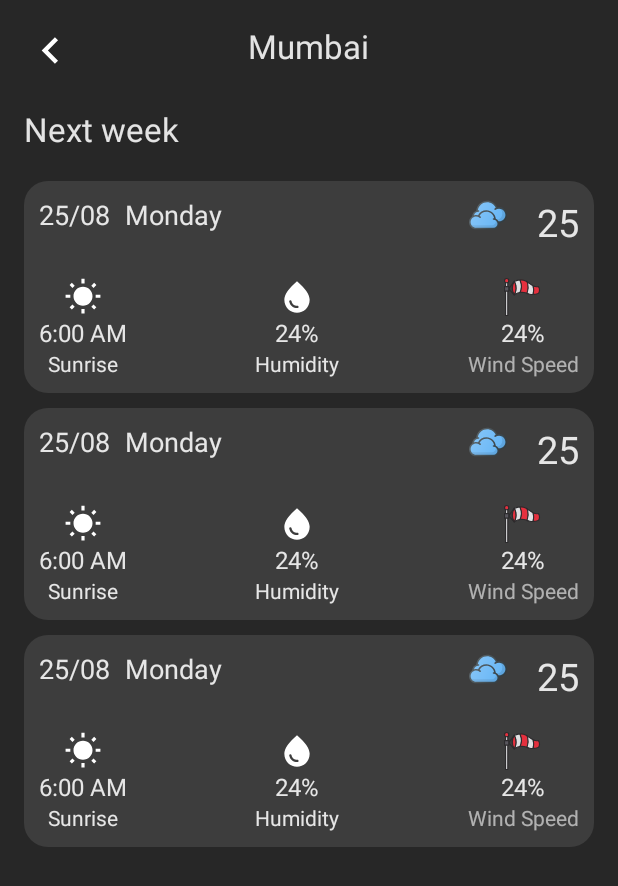
After one commit to jaym21/Mausam, an Android app: the layout activity_next7_day_forecast.xml on its own in the app's theme, with its tools: preview values and no code run, on a phone screen of 412 x 824 dp. The commit adds this screen. Shown: the top 886 px of the screen. Run offline under Robolectric (Android 15) with nearby library versions, the phone set to English and light mode, and no system bars; network calls fail.

Commit message:
added next 7 days forecast activity

```diff
--- a/app/src/main/AndroidManifest.xml
+++ b/app/src/main/AndroidManifest.xml
@@ -14,8 +14,11 @@
         android:roundIcon="@mipmap/ic_launcher_round"
         android:supportsRtl="true"
         android:theme="@style/Theme.Mausam">
-
-        <activity android:name=".ui.SplashActivity"
+        <activity
+            android:name=".ui.Next7DayForecastActivity"
+            android:exported="false" />
+        <activity
+            android:name=".ui.SplashActivity"
             android:exported="true"
             android:screenOrientation="portrait"
             android:theme="@style/SplashScreenTheme">
@@ -25,11 +28,10 @@
                 <category android:name="android.intent.category.LAUNCHER" />
             </intent-filter>
         </activity>
-
         <activity
             android:name=".ui.MainActivity"
             android:exported="true"
-            android:screenOrientation="portrait"/>
+            android:screenOrientation="portrait" />
     </application>
 
 </manifest>
--- a/app/src/main/res/layout/activity_main.xml
+++ b/app/src/main/res/layout/activity_main.xml
@@ -145,7 +145,7 @@
             android:layout_height="wrap_content"
             android:text="Humidity"
             android:textSize="16sp"
-            android:textColor="@color/text_light"
+            android:textColor="@color/text_dark"
             android:fontFamily="@font/futura_medium" />
 
     </LinearLayout>
@@ -181,7 +181,7 @@
             android:layout_height="wrap_content"
             android:text="Wind"
             android:textSize="16sp"
-            android:textColor="@color/text_light"
+            android:textColor="@color/text_dark"
             android:fontFamily="@font/futura_medium" />
 
     </LinearLayout>
--- /dev/null
+++ b/app/src/main/res/layout/activity_next7_day_forecast.xml
@@ -0,0 +1,48 @@
+<?xml version="1.0" encoding="utf-8"?>
+<RelativeLayout xmlns:android="http://schemas.android.com/apk/res/android"
+    xmlns:app="http://schemas.android.com/apk/res-auto"
+    xmlns:tools="http://schemas.android.com/tools"
+    android:layout_width="match_parent"
+    android:layout_height="match_parent"
+    tools:context=".ui.Next7DayForecastActivity"
+    android:paddingTop="16dp"
+    android:paddingLeft="16dp"
+    android:paddingRight="16dp"
+    android:background="@color/bg_color">
+
+
+    <ImageView
+        android:id="@+id/btnBack"
+        android:layout_width="35sp"
+        android:layout_height="35sp"
+        android:src="@drawable/ic_arrow_left"
+        app:tint="@color/white"/>
+
+    <TextView
+        android:id="@+id/tvLocationDaily"
+        android:layout_width="wrap_content"
+        android:layout_height="wrap_content"
+        tools:text="Mumbai"
+        android:textSize="22sp"
+        android:textColor="@color/text_light"
+        android:layout_centerHorizontal="true" />
+
+    <TextView
+        android:id="@+id/tvNextWeek"
+        android:layout_width="wrap_content"
+        android:layout_height="wrap_content"
+        android:text="Next week"
+        android:textSize="22sp"
+        android:textColor="@color/text_light"
+        android:layout_below="@id/btnBack"
+        android:layout_marginTop="20dp"/>
+
+    <androidx.recyclerview.widget.RecyclerView
+        android:id="@+id/rvDailyForecast"
+        android:layout_width="match_parent"
+        android:layout_height="wrap_content"
+        tools:listitem="@layout/daily_rv_item"
+        android:layout_below="@id/tvNextWeek"
+        android:layout_marginTop="20dp"/>
+
+</RelativeLayout>
--- /dev/null
+++ b/app/src/main/res/layout/daily_rv_item.xml
@@ -0,0 +1,149 @@
+<?xml version="1.0" encoding="utf-8"?>
+<RelativeLayout xmlns:android="http://schemas.android.com/apk/res/android"
+    android:layout_width="match_parent"
+    android:layout_height="wrap_content"
+    xmlns:tools="http://schemas.android.com/tools"
+    xmlns:app="http://schemas.android.com/apk/res-auto"
+    android:padding="10dp"
+    android:background="@drawable/daily_item_bg"
+    android:layout_marginBottom="10dp">
+
+    <TextView
+        android:id="@+id/tvDateDaily"
+        android:layout_width="wrap_content"
+        android:layout_height="wrap_content"
+        tools:text="25/08"
+        android:textSize="18sp"
+        android:textColor="@color/text_light"
+        android:layout_alignParentStart="true"/>
+
+    <TextView
+        android:id="@+id/tvDay"
+        android:layout_width="wrap_content"
+        android:layout_height="wrap_content"
+        tools:text="Monday"
+        android:textSize="18sp"
+        android:textColor="@color/text_light"
+        android:layout_toEndOf="@id/tvDateDaily"
+        android:layout_toStartOf="@id/ivIconDaily"
+        android:layout_marginStart="10dp"/>
+
+
+    <ImageView
+        android:id="@+id/ivIconDaily"
+        android:layout_width="25sp"
+        android:layout_height="25sp"
+        tools:src="@drawable/ic_clouds"
+        android:layout_toStartOf="@id/tvTempDaily"
+        android:layout_marginEnd="20dp"/>
+
+    <TextView
+        android:id="@+id/tvTempDaily"
+        android:layout_width="wrap_content"
+        android:layout_height="wrap_content"
+        tools:text="25"
+        android:textSize="25sp"
+        android:textColor="@color/text_light"
+        android:layout_alignParentEnd="true"/>
+
+
+    <LinearLayout
+        android:id="@+id/llSunrise"
+        android:layout_width="wrap_content"
+        android:layout_height="wrap_content"
+        android:gravity="center"
+        android:orientation="vertical"
+        android:layout_below="@id/tvTempDaily"
+        android:layout_marginTop="20dp">
+
+        <ImageView
+            android:layout_width="25dp"
+            android:layout_height="25dp"
+            android:src="@drawable/ic_sunny"
+            app:tint="@color/white"/>
+
+        <TextView
+            android:id="@+id/tvSunrise"
+            android:layout_width="wrap_content"
+            android:layout_height="wrap_content"
+            tools:text="6:00 AM"
+            android:textColor="@color/text_light"
+            android:textSize="16sp" />
+
+        <TextView
+            android:layout_width="wrap_content"
+            android:layout_height="wrap_content"
+            android:text="Sunrise"
+            android:textSize="14sp"
+            android:textColor="@color/text_light"/>
+
+    </LinearLayout>
+
+
+    <LinearLayout
+        android:id="@+id/llHumidityDaily"
+        android:layout_width="wrap_content"
+        android:layout_height="wrap_content"
+        android:gravity="center"
+        android:orientation="vertical"
+        android:layout_toEndOf="@id/llSunrise"
+        android:layout_toStartOf="@id/llWindDaily"
+        android:layout_below="@id/tvTempDaily"
+        android:layout_marginTop="20dp">
+
+        <ImageView
+            android:layout_width="25dp"
+            android:layout_height="25dp"
+            android:src="@drawable/ic_water_drop"
+            app:tint="@color/white"/>
+
+        <TextView
+            android:id="@+id/tvHumidityDaily"
+            android:layout_width="wrap_content"
+            android:layout_height="wrap_content"
+            android:text="24%"
+            android:textSize="16sp"
+            android:textColor="@color/text_light"/>
+
+        <TextView
+            android:layout_width="wrap_content"
+            android:layout_height="wrap_content"
+            android:text="Humidity"
+            android:textSize="14sp"
+            android:textColor="@color/text_light"/>
+
+    </LinearLayout>
+
+    <LinearLayout
+        android:id="@+id/llWindDaily"
+        android:layout_width="wrap_content"
+        android:layout_height="wrap_content"
+        android:gravity="center"
+        android:orientation="vertical"
+        android:layout_alignParentEnd="true"
+        android:layout_below="@id/tvTempDaily"
+        android:layout_marginTop="20dp">
+
+        <ImageView
+            android:layout_width="25dp"
+            android:layout_height="25dp"
+            android:src="@drawable/ic_windsock" />
+
+        <TextView
+            android:id="@+id/tvWindSpeed"
+            android:layout_width="wrap_content"
+            android:layout_height="wrap_content"
+            android:text="24%"
+            android:textSize="16sp"
+            android:textColor="@color/text_light"/>
+
+        <TextView
+            android:layout_width="wrap_content"
+            android:layout_height="wrap_content"
+            android:text="Wind Speed"
+            android:textSize="14sp"
+            android:textColor="@color/text_light1"/>
+
+    </LinearLayout>
+
+</RelativeLayout>
--- a/app/src/main/res/layout/hourly_rv_item.xml
+++ b/app/src/main/res/layout/hourly_rv_item.xml
@@ -18,7 +18,7 @@
             android:layout_width="wrap_content"
             android:layout_height="wrap_content"
             tools:text="20/08"
-            android:textColor="@color/text_light"
+            android:textColor="@color/text_dark"
             android:layout_gravity="center"
             android:layout_marginTop="10dp" />
 
@@ -27,7 +27,7 @@
             android:layout_width="wrap_content"
             android:layout_height="wrap_content"
             tools:text="9:00 AM"
-            android:textColor="@color/text_light"
+            android:textColor="@color/text_dark"
             android:layout_marginTop="10dp"
             android:layout_gravity="center"/>
 
--- a/app/src/main/res/values/colors.xml
+++ b/app/src/main/res/values/colors.xml
@@ -6,6 +6,9 @@
     <color name="teal_200">#FF03DAC5</color>
     <color name="teal_700">#FF018786</color>
     <color name="black">#FF000000</color>
-    <color name="text_light">#B3000000</color>
+    <color name="text_dark">#B3000000</color>
+    <color name="text_light">#DEFFFFFF</color>
+    <color name="text_light1">#99FFFFFF</color>
     <color name="white">#FFFFFFFF</color>
+    <color name="bg_color">#272727</color>
 </resources>
```
